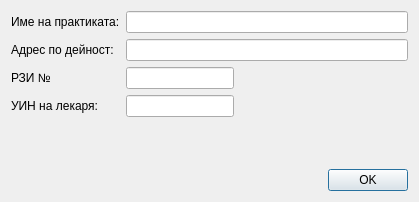
Qt form src/View/Widgets/PracticeDialog.ui (thefinalcutbg/DinoDent) before a commit.
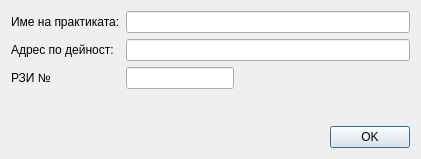
The same form after that commit. Custom widgets are drawn as their Qt base class.

Commit message: add new practice logic updated

Diff of the .ui file:
```diff
--- a/src/View/Widgets/PracticeDialog.ui
+++ b/src/View/Widgets/PracticeDialog.ui
@@ -6,8 +6,8 @@
    <rect>
     <x>0</x>
     <y>0</y>
-    <width>419</width>
-    <height>202</height>
+    <width>421</width>
+    <height>159</height>
    </rect>
   </property>
   <property name="minimumSize">
@@ -45,13 +45,6 @@
          </property>
         </widget>
        </item>
-       <item>
-        <widget class="QLabel" name="label">
-         <property name="text">
-          <string>УИН на лекаря:</string>
-         </property>
-        </widget>
-       </item>
       </layout>
      </item>
      <item>
@@ -108,37 +101,7 @@
          <item>
           <spacer name="horizontalSpacer_3">
            <property name="orientation">
-            <enum>Qt::Horizontal</enum>
-           </property>
-           <property name="sizeHint" stdset="0">
-            <size>
-             <width>40</width>
-             <height>20</height>
-            </size>
-           </property>
-          </spacer>
-         </item>
-        </layout>
-       </item>
-       <item>
-        <layout class="QHBoxLayout" name="horizontalLayout_4">
-         <item>
-          <widget class="LineEdit" name="lpkEdit">
-           <property name="sizePolicy">
-            <sizepolicy hsizetype="Preferred" vsizetype="Fixed">
-             <horstretch>0</horstretch>
-             <verstretch>0</verstretch>
-            </sizepolicy>
-           </property>
-           <property name="maxLength">
-            <number>9</number>
-           </property>
-          </widget>
-         </item>
-         <item>
-          <spacer name="horizontalSpacer_5">
-           <property name="orientation">
-            <enum>Qt::Horizontal</enum>
+            <enum>Qt::Orientation::Horizontal</enum>
            </property>
            <property name="sizeHint" stdset="0">
             <size>
```
Left out of the diff: 2 changed lines with no effect on the pictures. The commit also changes 6 other files.
